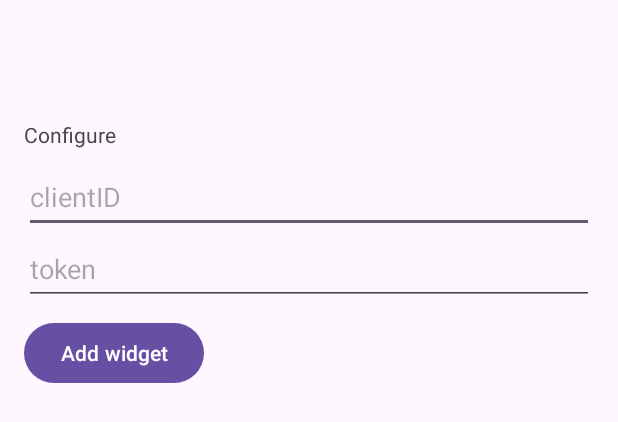
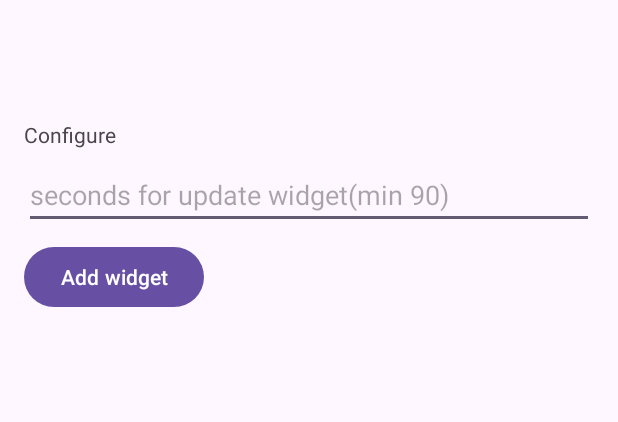
Before and after one commit to Zabalkanskiy/BirgaWidget, an Android app built with Jetpack Compose: the layout stock_widget_configure.xml on its own in the app's theme, with its tools: preview values and no code run, on a phone screen of 412 x 824 dp. Shown: the top 422 px of the screen. Run offline under Robolectric (Android 15) with nearby library versions, the phone set to English and light mode, and no system bars.

Commit message:
add secund field for setting update

```diff
--- a/app/build.gradle
+++ b/app/build.gradle
@@ -10,7 +10,7 @@ android {
 
     defaultConfig {
         applicationId "com.example.newfinamwidget"
-        minSdk 24
+        minSdk 26
         targetSdk 33
         versionCode 1
         versionName "1.0"
--- a/app/src/main/java/com/example/newfinamwidget/helper/WidgetJobService.kt
+++ b/app/src/main/java/com/example/newfinamwidget/helper/WidgetJobService.kt
@@ -14,6 +14,7 @@ import com.example.newfinamwidget.Retrofit.RetrofitApiService
 import com.example.newfinamwidget.Retrofit.data.MarketData
 import com.example.newfinamwidget.StockWidget
 import com.example.newfinamwidget.loadListPaper
+import com.example.newfinamwidget.loadSecondUpdater
 import com.example.newfinamwidget.savePriceMap
 import com.google.gson.Gson
 import kotlinx.coroutines.CoroutineScope
@@ -33,6 +34,8 @@ class WidgetJobService: JobService() {
        val paper = loadListPaper(FinamApplication.getAppContext())
         Log.d("Paper", "paper: $paper")
         val map = mutableMapOf<String, Double>()
+        //load seconds for update widget
+        val seconds = loadSecondUpdater(FinamApplication.getAppContext()) * 1000 // value in millisecons
 
         //Internet call
         RetrofitApiService.loadinginternetData(paper)
@@ -46,7 +49,7 @@ class WidgetJobService: JobService() {
         val jobInfo =    JobInfo.Builder(sJobId,componentName)
                     //28 api level need
               //  .setRequiredNetwork(JobInfo.NETWORK_TYPE_ANY)
-                .setMinimumLatency(60000) //60 second
+                .setMinimumLatency(seconds)
                 .setPersisted(true)
                 .build()
 
--- a/app/src/main/res/layout/stock_widget_configure.xml
+++ b/app/src/main/res/layout/stock_widget_configure.xml
@@ -34,10 +34,9 @@
                 android:layout_width="match_parent"
                  android:layout_height="wrap_content"
                     android:layout_marginBottom="8dp"
-                   android:labelFor="@id/appwidget_text"
                      android:text="@string/configure" />
 
-            <EditText
+           <!-- <EditText
                 android:id="@+id/appwidget_text"
                 android:layout_width="match_parent"
                 android:layout_height="wrap_content"
@@ -54,6 +53,15 @@
                 android:inputType="text"
                 android:minHeight="48dp"
                 android:textIsSelectable="true" />
+                -->
+
+            <EditText
+                android:id="@+id/appwidget_number"
+                android:layout_width="match_parent"
+                android:layout_height="wrap_content"
+                android:inputType="numberDecimal"
+                android:hint="seconds for update widget(min 90)"
+                />
 
               <Button
         android:id="@+id/add_button"
--- a/app/src/main/res/values/strings.xml
+++ b/app/src/main/res/values/strings.xml
@@ -8,4 +8,6 @@
     <string name="action_seach">search</string>
     <string name="search_hint">hint</string>
     <string name="clientid">clientID</string>
+    <string name="tiker">Tiker</string>
+    <string name="short_name">Short name</string>
 </resources>
```
Also changed, not shown: app/src/main/java/com/example/newfinamwidget/StockWidgetConfigureActivity.kt (+24 -5 lines).
